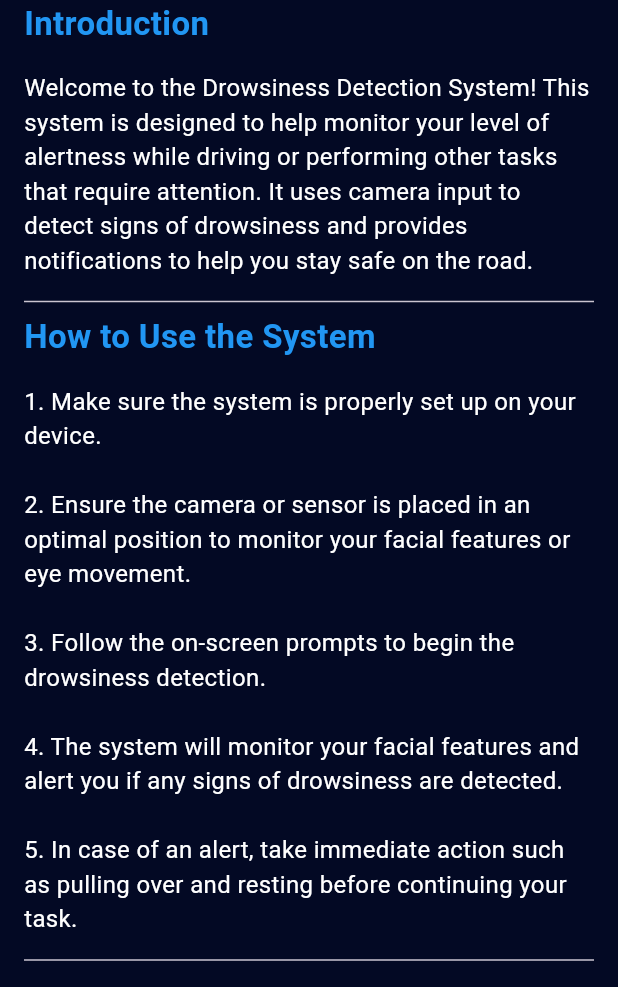
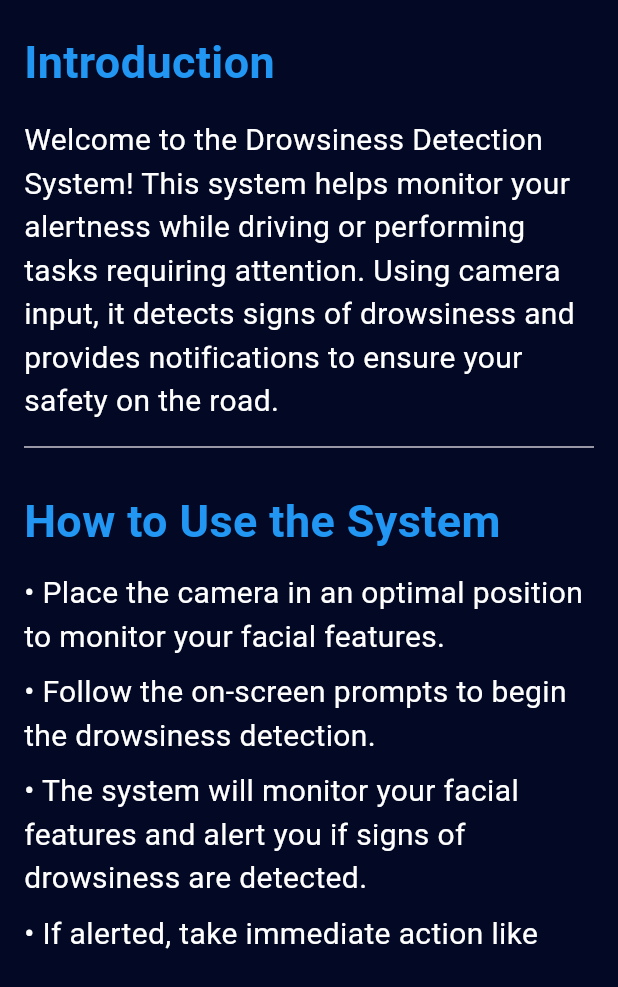
Before and after one commit to Pua8/fyp, a Flutter app: the UserGuidePage screen opened by its route, on a phone screen of 412 x 824 dp, the part 249-1236 px from its top. Run offline on Flutter 3.47's test engine with Material 3 defaults, Android fonts, the phone set to English and light mode, and no system bars; our stand-ins replace camera, cloud_firestore, firebase_auth, firebase_core, flutter_map, flutter_tts and 6 more; missing offline and left inert: camera_web, dart:html, mapbox_gl; accounts and stored records are empty.

Commit message:
minor update on user guide

```diff
--- a/FYP_Login/fyp/lib/Features/User_Auth/Presentation/Pages/user_guide.dart
+++ b/FYP_Login/fyp/lib/Features/User_Auth/Presentation/Pages/user_guide.dart
@@ -16,50 +16,41 @@ class UserGuidePage extends StatelessWidget {
               width: 100,
               height: 150,
             ),
+            const SizedBox(height: 20),
+
             // Introduction Section
             SectionTitle(title: "Introduction"),
-            const Padding(
-              padding: EdgeInsets.symmetric(vertical: 8.0),
-              child: Text(
-                "Welcome to the Drowsiness Detection System! This system is designed to help monitor your level of alertness while driving or performing other tasks that require attention. It uses camera input to detect signs of drowsiness and provides notifications to help you stay safe on the road.",
-                style: TextStyle(fontSize: 16, color: Colors.white),
-              ),
+            const InfoText(
+              text:
+                  "Welcome to the Drowsiness Detection System! This system helps monitor your alertness while driving or performing tasks requiring attention. Using camera input, it detects signs of drowsiness and provides notifications to ensure your safety on the road.",
             ),
             const Divider(),
-
+            const SizedBox(height: 20),
             // How to Use Section
             SectionTitle(title: "How to Use the System"),
-            const Padding(
-              padding: EdgeInsets.symmetric(vertical: 8.0),
-              child: Text(
-                "1. Make sure the system is properly set up on your device.\n\n"
-                "2. Ensure the camera or sensor is placed in an optimal position to monitor your facial features or eye movement.\n\n"
-                "3. Follow the on-screen prompts to begin the drowsiness detection.\n\n"
-                "4. The system will monitor your facial features and alert you if any signs of drowsiness are detected.\n\n"
-                "5. In case of an alert, take immediate action such as pulling over and resting before continuing your task.",
-                style: TextStyle(fontSize: 16, color: Colors.white),
-              ),
-            ),
+            const InfoList(items: [
+              "Place the camera in an optimal position to monitor your facial features.",
+              "Follow the on-screen prompts to begin the drowsiness detection.",
+              "The system will monitor your facial features and alert you if signs of drowsiness are detected.",
+              "If alerted, take immediate action like pulling over and resting before continuing.",
+            ]),
             const Divider(),
+            const SizedBox(height: 20),
 
             // Disclaimer Section
             SectionTitle(title: "Disclaimer"),
-            const Padding(
-              padding: EdgeInsets.symmetric(vertical: 8.0),
-              child: Text(
-                "1. This system is designed to assist in detecting drowsiness, but it is not a replacement for professional judgment or caution. The system is not infallible and may produce false positives or false negatives.\n\n"
-                "2. The system should not be relied upon solely to determine if you are fit to continue driving or performing tasks. Always prioritize your own alertness and well-being.\n\n"
-                "3. The developers are not responsible for any accidents or incidents that occur due to improper use or over-reliance on the system.\n\n"
-                "4. This system is only effective when used correctly and within the recommended usage guidelines.",
-                style: TextStyle(fontSize: 16, color: Colors.white),
-              ),
-            ),
+            const InfoList(items: [
+              "This system assists in detecting drowsiness but is not a substitute for professional judgment or caution.",
+              "It may produce false positives or false negatives and should not be solely relied upon.",
+              "The developers are not responsible for incidents due to improper use or over-reliance on the system.",
+              "The system is only effective when used correctly and within the recommended guidelines.",
+            ]),
             const Divider(),
+            const SizedBox(height: 20),
 
             // Navigation Button to Next Page
             const SizedBox(height: 20),
             Center(
-              // Centering the button
               child: ElevatedButton(
                 onPressed: () {
                   Navigator.push(
@@ -98,7 +89,7 @@ class SectionTitle extends StatelessWidget {
       child: Text(
         title,
         style: const TextStyle(
-          fontSize: 22,
+          fontSize: 30,
           fontWeight: FontWeight.bold,
           color: Colors.blue,
         ),
@@ -106,3 +97,42 @@ class SectionTitle extends StatelessWidget {
     );
   }
 }
+
+class InfoText extends StatelessWidget {
+  final String text;
+  const InfoText({required this.text});
+
+  @override
+  Widget build(BuildContext context) {
+    return Padding(
+      padding: const EdgeInsets.symmetric(vertical: 8.0),
+      child: Text(
+        text,
+        style: const TextStyle(fontSize: 20, color: Colors.white),
+      ),
+    );
+  }
+}
+
+class InfoList extends StatelessWidget {
+  final List<String> items;
+  const InfoList({required this.items});
+
+  @override
+  Widget build(BuildContext context) {
+    return Column(
+      crossAxisAlignment: CrossAxisAlignment.start,
+      children: items
+          .map(
+            (item) => Padding(
+              padding: const EdgeInsets.symmetric(vertical: 4.0),
+              child: Text(
+                "• $item",
+                style: const TextStyle(fontSize: 20, color: Colors.white),
+              ),
+            ),
+          )
+          .toList(),
+    );
+  }
+}
--- a/FYP_Login/fyp/lib/main.dart
+++ b/FYP_Login/fyp/lib/main.dart
@@ -47,13 +47,14 @@ class MyApp extends StatelessWidget {
       routes: {
         '/': (context) => SplashScreen(
               // Here, you can decide whether to show the LoginPage or HomePage based on user authentication
-              child: UserGuidePage(),
+              child: RealTimeFacialDetection(),
             ),
         '/login': (context) => LoginPage(),
         '/signUp': (context) => SignUpPage(),
         '/home': (context) => HomePage(),
         '/reset_password': (context) => ResetPasswordPage(),
         '/userguide': (context) => UserGuidePage(),
+        '/realtime': (context) => RealTimeFacialDetection(),
         // '/detection': (context) => DetectionPage(),
         '/mapbox': (context) => MapboxPage(),
       },
```
